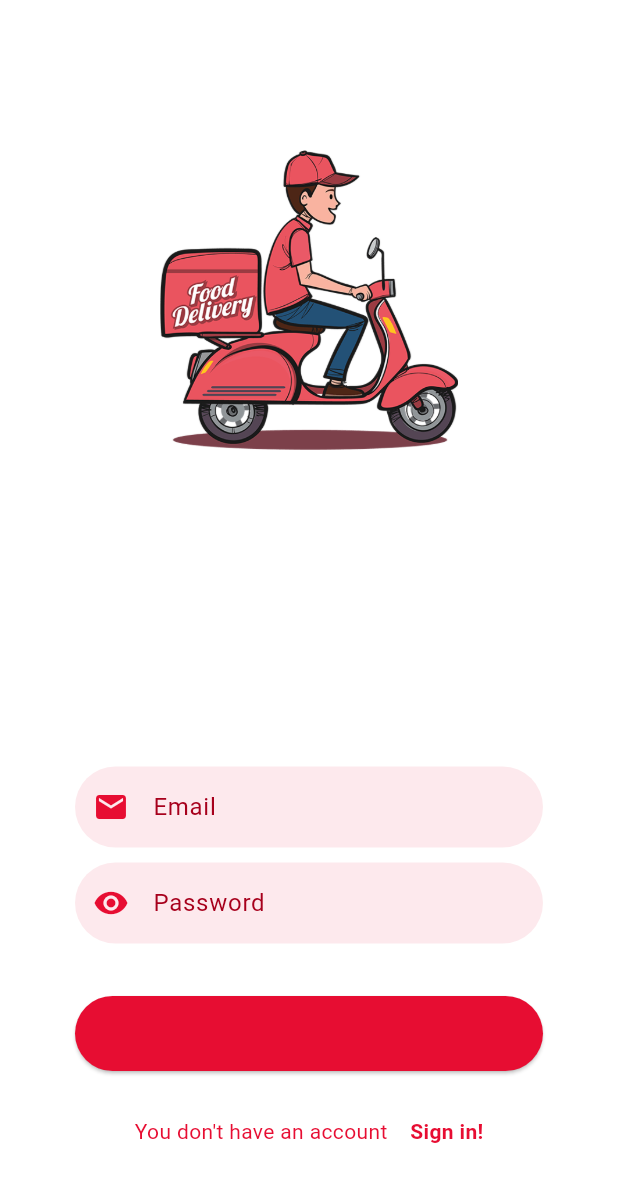
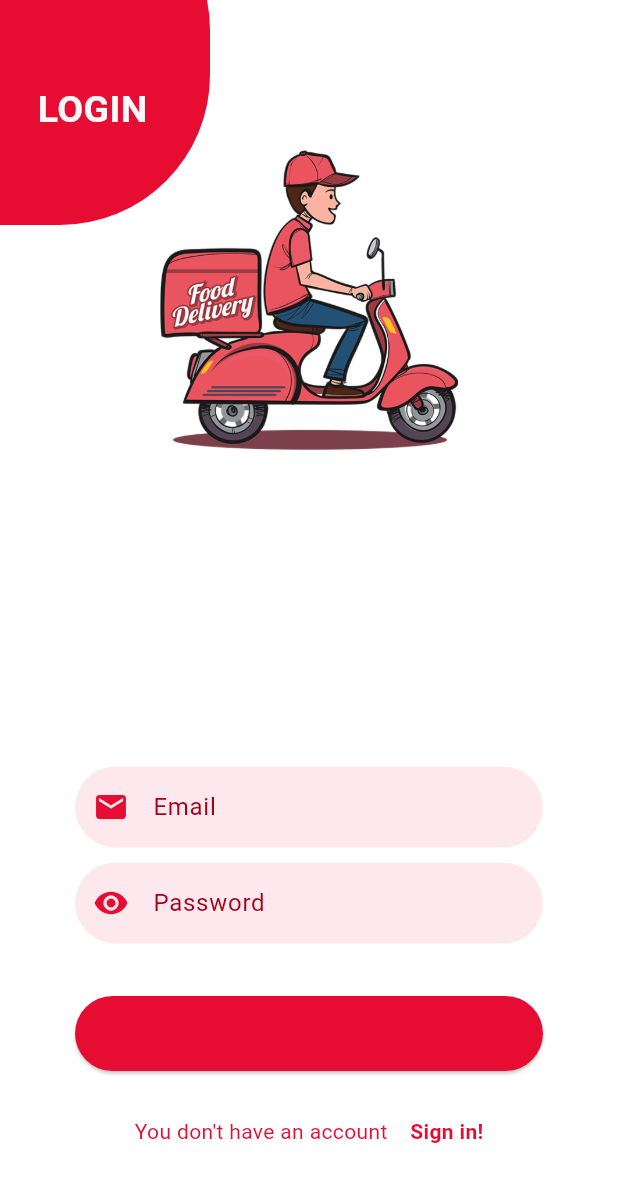
Before and after one commit to juanpyusun/delivery_app, a Flutter app: the screen it shows after launch, on a phone screen of 412 x 824 dp. Shown: the top 1182 px of the screen. Run offline on Flutter 3.47's test engine with Material 3 defaults, Android fonts, the phone set to English and light mode, and no system bars.

Commit message:
Update login_page.dart

```diff
--- a/lib/src/login/login_page.dart
+++ b/lib/src/login/login_page.dart
@@ -16,17 +16,55 @@ class _LoginPageState extends State<LoginPage> {
     return Scaffold( //scaffold: toda la pantalla del celular
       body: Container(
         width: double.infinity,
-        child: Column(
+        child: Stack( //stackea sus elementos contenidos uno encima de otro
           children:[
             //el guion bajo antes indica que el modificador de acceso es privado
-            _imageBanner(),
-            _textFieldEmail(),
-            _textFieldPassword(),
-            _buttonLogin(),
-            _rowTextDontHaveAccount(),
+            Positioned(
+              left: -100,
+              top:  -80,
+              child: _circleLogin(),
+            ),
+            Positioned(
+              left: 25,
+              top: 55,
+              child: _textLogin(),
+            ),
+            Column(
+              children: [
+                _imageBanner(),
+                _textFieldEmail(),
+                _textFieldPassword(),
+                _buttonLogin(),
+                _rowTextDontHaveAccount(),
+              ],
+            ),
           ],
         ),
       )
+    );
+  }
+
+  Widget _textLogin(){
+    return Container(
+      child: Text(
+        'LOGIN',
+        style: TextStyle(
+          color: MyColors.secundaryColor,
+          fontSize: 25,
+          fontWeight: FontWeight.bold,
+        ),
+      ),
+    );
+  }
+
+  Widget _circleLogin(){
+    return Container(
+      decoration: BoxDecoration(
+        borderRadius: BorderRadius.circular(100),
+        color: MyColors.primaryColor
+      ),
+      height: 230,
+      width: 240,
     );
   }
 
```
